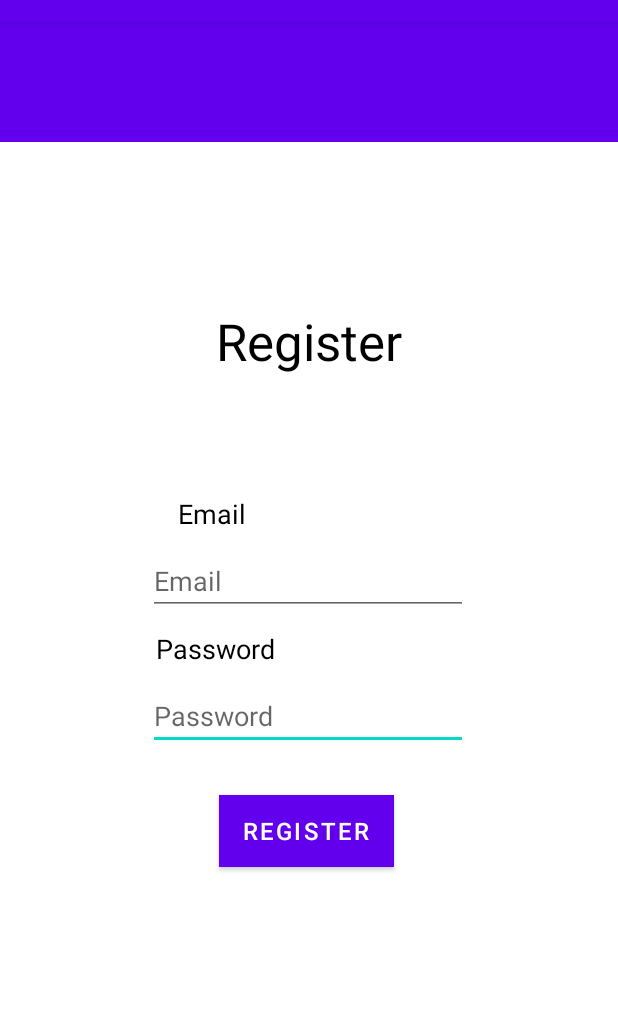
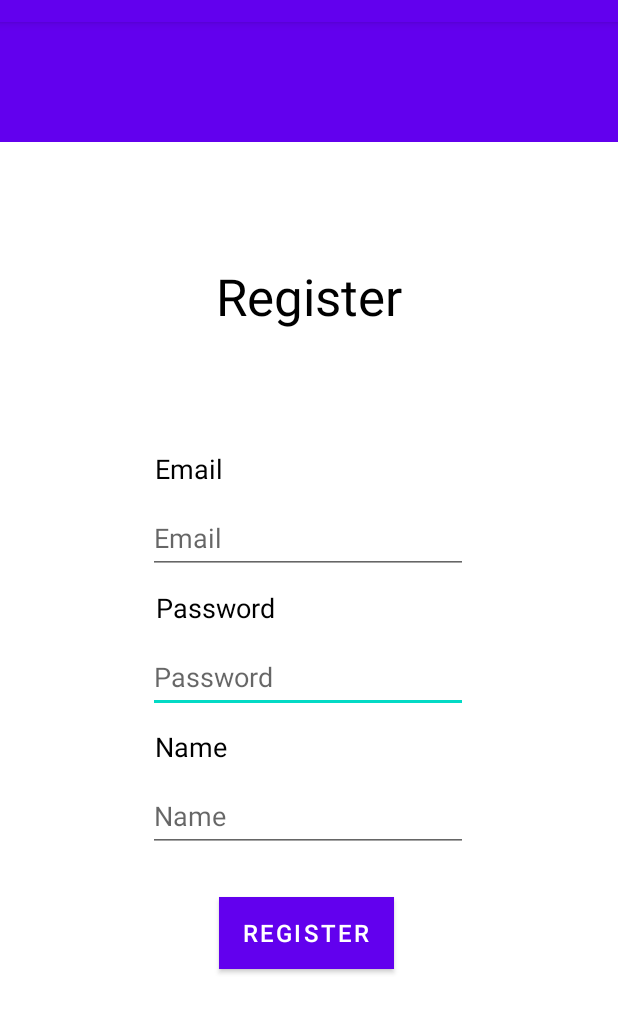
Before and after one commit to Mechr0Maniac/OPSC7312_POE, an Android app: the UserRegister screen opened directly, with no data from a screen before it, on a phone screen of 412 x 824 dp, the part 62-1096 px from its top. Run offline under Robolectric (Android 15) with nearby library versions, the light colour scheme and no system bars.

Commit message:
Added Register Structure

```diff
--- a/app/build.gradle
+++ b/app/build.gradle
@@ -32,6 +32,7 @@ dependencies {
     implementation 'androidx.appcompat:appcompat:1.2.0'
     implementation 'com.google.android.material:material:1.3.0'
     implementation 'androidx.constraintlayout:constraintlayout:2.0.4'
+    implementation 'com.google.android.gms:play-services-maps:18.0.0'
     testImplementation 'junit:junit:4.+'
     androidTestImplementation 'androidx.test.ext:junit:1.1.2'
     androidTestImplementation 'androidx.test.espresso:espresso-core:3.3.0'
--- a/app/src/main/res/layout/activity_user_register.xml
+++ b/app/src/main/res/layout/activity_user_register.xml
@@ -11,7 +11,7 @@
         android:layout_width="wrap_content"
         android:layout_height="wrap_content"
         android:layout_marginStart="164dp"
-        android:layout_marginTop="110dp"
+        android:layout_marginTop="80dp"
         android:layout_marginEnd="164dp"
         android:text="Register"
         android:textAlignment="center"
@@ -31,9 +31,25 @@
         android:ems="10"
         android:hint="Password"
         android:inputType="textPassword"
+        android:minHeight="48dp"
         app:layout_constraintEnd_toEndOf="parent"
         app:layout_constraintStart_toStartOf="parent"
         app:layout_constraintTop_toBottomOf="@+id/txtPass" />
+
+    <TextView
+        android:id="@+id/txtName"
+        android:layout_width="wrap_content"
+        android:layout_height="wrap_content"
+        android:layout_marginStart="103dp"
+        android:layout_marginTop="10dp"
+        android:layout_marginEnd="233dp"
+        android:text="Name"
+        android:textColor="#000000"
+        android:textSize="18sp"
+        app:layout_constraintEnd_toEndOf="parent"
+        app:layout_constraintHorizontal_bias="0.0"
+        app:layout_constraintStart_toStartOf="parent"
+        app:layout_constraintTop_toBottomOf="@+id/edtRegPass" />
 
     <EditText
         android:id="@+id/edtRegEmail"
@@ -45,9 +61,25 @@
         android:ems="10"
         android:hint="Email"
         android:inputType="textEmailAddress"
+        android:minHeight="48dp"
         app:layout_constraintEnd_toEndOf="parent"
         app:layout_constraintStart_toStartOf="parent"
         app:layout_constraintTop_toBottomOf="@+id/txtRegUser" />
+
+    <EditText
+        android:id="@+id/edtRegName"
+        android:layout_width="wrap_content"
+        android:layout_height="wrap_content"
+        android:layout_marginStart="100dp"
+        android:layout_marginTop="10dp"
+        android:layout_marginEnd="101dp"
+        android:ems="10"
+        android:hint="Name"
+        android:inputType="textPersonName"
+        android:minHeight="48dp"
+        app:layout_constraintEnd_toEndOf="parent"
+        app:layout_constraintStart_toStartOf="parent"
+        app:layout_constraintTop_toBottomOf="@+id/txtName" />
 
     <TextView
         android:id="@+id/txtRegUser"
@@ -60,6 +92,7 @@
         android:textColor="#000000"
         android:textSize="18sp"
         app:layout_constraintEnd_toEndOf="parent"
+        app:layout_constraintHorizontal_bias="0.0"
         app:layout_constraintStart_toStartOf="parent"
         app:layout_constraintTop_toBottomOf="@+id/txtRegister" />
 
@@ -89,7 +122,7 @@
         android:textSize="16sp"
         app:layout_constraintEnd_toEndOf="parent"
         app:layout_constraintStart_toStartOf="parent"
-        app:layout_constraintTop_toBottomOf="@+id/edtRegPass" />
+        app:layout_constraintTop_toBottomOf="@+id/edtRegName" />
 
     <androidx.appcompat.widget.Toolbar
         android:id="@+id/toolbar2"
```
